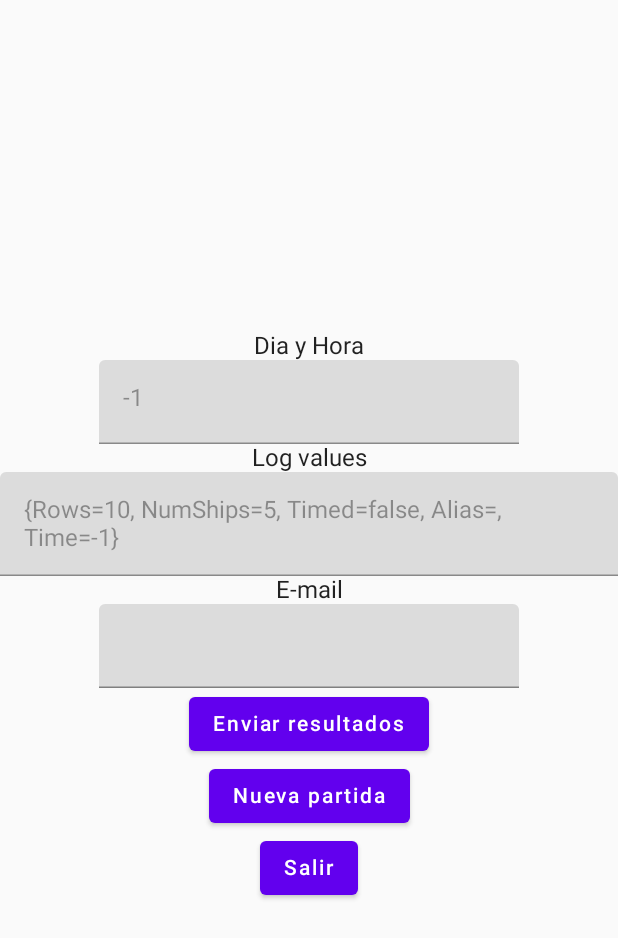
After one commit to xipi3000/battleship, an Android app built with Jetpack Compose: the ResultActivity screen opened directly, with no data from a screen before it, on a phone screen of 412 x 824 dp. The commit adds this screen. Shown: the top 938 px of the screen. Run offline under Robolectric (Android 15) with nearby library versions, the phone set to English and light mode, and no system bars.

Commit message:
added ResultActivity

```diff
--- a/app/src/main/java/com/example/battleship/MainActivity.kt
+++ b/app/src/main/java/com/example/battleship/MainActivity.kt
@@ -20,11 +20,12 @@ import androidx.compose.ui.text.font.FontWeight
 import androidx.compose.ui.tooling.preview.Preview
 import androidx.compose.ui.unit.dp
 import com.example.battleship.ui.theme.BattleshipTheme
+import kotlin.system.exitProcess
 
 class MainActivity : ComponentActivity() {
     companion object {
         var State = mapOf("Rows" to 10,
-            "NumShips" to 3,
+            "NumShips" to 5, //5, 4, 3, 3, 2
             "Timed" to false,
             "Alias" to "",
             "Time" to -1)
@@ -57,7 +58,7 @@ fun MainView() {
             Button(onClick = { context.startActivity(Intent(context,HelpActivity::class.java)) }) {
                 Text(text = "Help")
             }
-            Button(onClick = {activity.finish(); System.exit(0)}) {
+            Button(onClick = {activity.finish(); exitProcess(0) }) {
                 Text(text = "Quit")
             }
         }
--- /dev/null
+++ b/app/src/main/java/com/example/battleship/ResultActivity.kt
@@ -0,0 +1,88 @@
+package com.example.battleship
+
+import android.content.Intent
+import android.os.Bundle
+import android.widget.Toast
+import androidx.activity.ComponentActivity
+import androidx.activity.compose.setContent
+import androidx.compose.foundation.layout.Arrangement
+import androidx.compose.foundation.layout.Column
+import androidx.compose.foundation.layout.fillMaxHeight
+import androidx.compose.foundation.layout.fillMaxWidth
+import androidx.compose.material.Button
+import androidx.compose.material.Text
+import androidx.compose.material.TextField
+import androidx.compose.runtime.Composable
+import androidx.compose.runtime.mutableStateOf
+import androidx.compose.runtime.remember
+import androidx.compose.ui.Alignment
+import androidx.compose.ui.Modifier
+import androidx.compose.ui.platform.LocalContext
+import androidx.compose.ui.text.input.TextFieldValue
+import androidx.compose.ui.tooling.preview.Preview
+import com.example.battleship.ui.theme.BattleshipTheme
+import kotlin.system.exitProcess
+
+class ResultActivity : ComponentActivity(){
+    override fun onCreate(savedInstanceState: Bundle?) {
+        super.onCreate(savedInstanceState)
+        setContent {
+            BattleshipTheme {
+                MainView()
+            }
+        }
+    }
+
+    @Preview(showBackground = true)
+    @Composable
+    fun MainView() {
+        Column(
+            modifier = Modifier
+                .fillMaxWidth()
+                .fillMaxHeight(),
+            verticalArrangement = Arrangement.Center,
+            horizontalAlignment = Alignment.CenterHorizontally,
+        ) {
+            val context = LocalContext.current
+            //Values we need to check the state of
+            val correu = remember { mutableStateOf(TextFieldValue()) }
+            val activity = ResultActivity()
+            Text(text = "Dia y Hora")
+            TextField(
+                value = MainActivity.State.get("Time").toString(),
+                onValueChange = {},
+                enabled = false,
+            )
+            Text(text = "Log values")
+            TextField(
+                value = MainActivity.State.toString(),
+                onValueChange = {},
+                enabled = false,
+            )
+            Text(text = "E-mail")
+            TextField(
+                value = correu.value,
+                onValueChange = {correu.value = it},
+            )
+            Button(onClick = {
+                if(correu.value.text == "")Toast.makeText(this@ResultActivity, "Introdueixi un correu", Toast.LENGTH_SHORT).show()
+                else{
+                    val intent = Intent(Intent.ACTION_SEND).apply {
+                        type = "message/rfc822"
+                        putExtra(Intent.EXTRA_EMAIL, arrayOf(correu.value.text))
+                        //putExtra(Intent.EXTRA_SUBJECT, ??) -> valors de dia i hora
+                        //putExtra(Intent.EXTRA_TEXT, MainActivity.State.toString()) -> fem un toString a State
+                    }
+                    context.startActivity(Intent.createChooser(intent,"Choose an Email client : "))
+                }
+            }) {
+                Text(text = "Enviar resultados") }
+            Button(onClick = { context.startActivity(Intent(context,Configuration::class.java)) }) {
+                Text(text = "Nueva partida")
+            }
+            Button(onClick = { moveTaskToBack(true);activity.finish(); exitProcess(1) }) {
+                Text(text = "Salir")
+            }
+        }
+    }
+}
```
Also changed, not shown: app/src/main/AndroidManifest.xml (+5 -4 lines).
